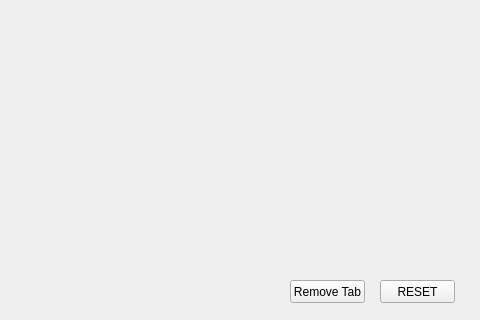
Donn13Darko/uC_Interfacer, file src/user-interfaces/gui-welcome.ui: the form before one commit; both pictures show x 570 to 1050 and y 100 to 420 of the 1050 by 420 pixel window.
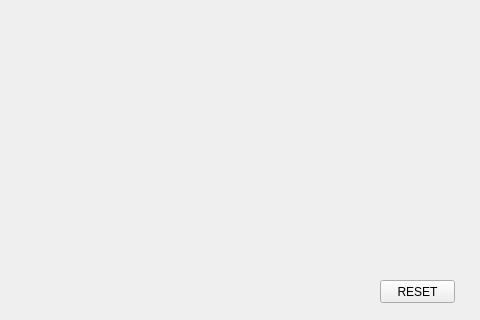
The form after the commit.

Commit message: Updated tab close and creation methods, close button now exists in tab bar and will only be active for the currently selected tab

The edit to the form file:
```diff
--- a/src/user-interfaces/gui-welcome.ui
+++ b/src/user-interfaces/gui-welcome.ui
@@ -72,22 +72,6 @@
     <bool>false</bool>
    </property>
   </widget>
-  <widget class="QPushButton" name="RemoveTab_Button">
-   <property name="geometry">
-    <rect>
-     <x>860</x>
-     <y>380</y>
-     <width>75</width>
-     <height>23</height>
-    </rect>
-   </property>
-   <property name="text">
-    <string>Remove Tab</string>
-   </property>
-   <property name="autoDefault">
-    <bool>false</bool>
-   </property>
-  </widget>
  </widget>
  <resources/>
  <connections/>
```
The commit also changes 9 other files.
